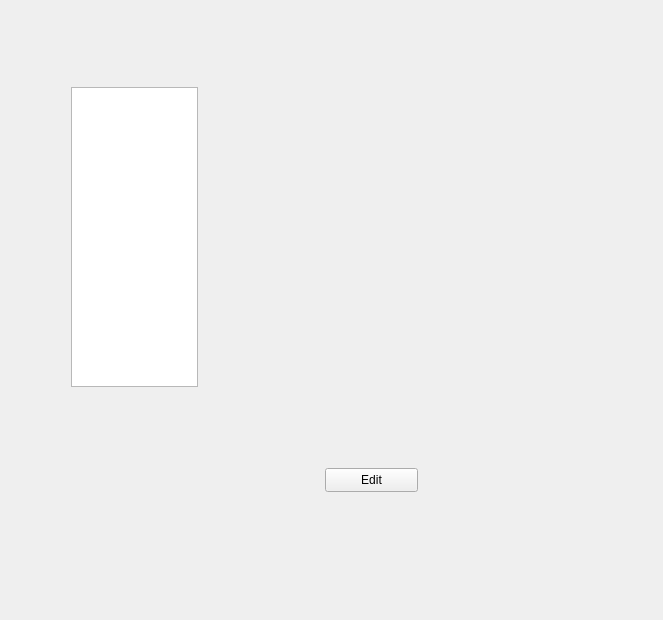
fontmatrix/fontmatrix, file src/samplewidget.ui: the form before one commit.
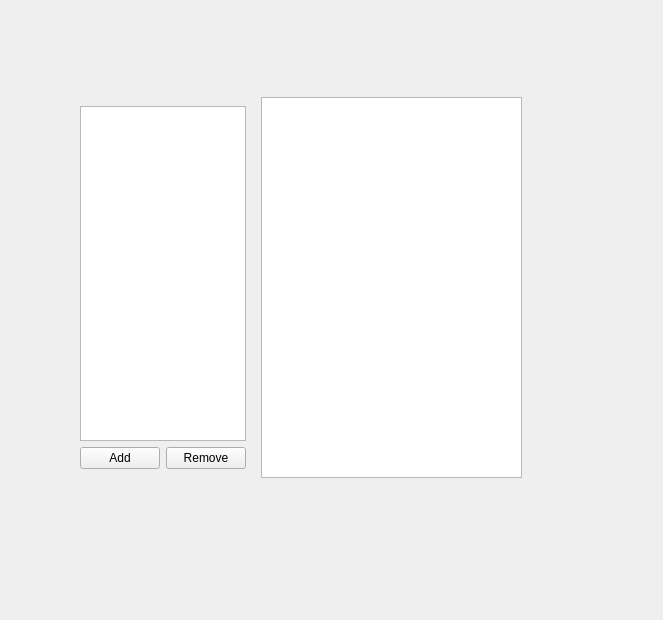
The form after the commit. The open tabs and pages were chosen to show the change. Custom widgets are drawn as their Qt base class.

Commit message: Added - "On-Page" sample selection widget

The edit to the form file:
```diff
--- a/src/samplewidget.ui
+++ b/src/samplewidget.ui
@@ -234,73 +234,68 @@
       </widget>
      </widget>
      <widget class="QWidget" name="pageSamples">
-      <widget class="QWidget" name="layoutWidget_2">
-       <property name="geometry">
-        <rect>
-         <x>220</x>
-         <y>450</y>
-         <width>187</width>
-         <height>26</height>
-        </rect>
-       </property>
-       <layout class="QHBoxLayout" name="horizontalLayout_2">
-        <item>
-         <spacer name="horizontalSpacer_3">
-          <property name="orientation">
-           <enum>Qt::Horizontal</enum>
-          </property>
-          <property name="sizeHint" stdset="0">
-           <size>
-            <width>80</width>
-            <height>20</height>
-           </size>
-          </property>
-         </spacer>
-        </item>
-        <item>
-         <widget class="QPushButton" name="sampleTextButton">
-          <property name="sizePolicy">
-           <sizepolicy hsizetype="Expanding" vsizetype="Fixed">
-            <horstretch>0</horstretch>
-            <verstretch>0</verstretch>
-           </sizepolicy>
-          </property>
-          <property name="maximumSize">
-           <size>
-            <width>1000</width>
-            <height>24</height>
-           </size>
-          </property>
-          <property name="toolTip">
-           <string>Edit sample text</string>
-          </property>
-          <property name="text">
-           <string>Edit</string>
-          </property>
-         </widget>
-        </item>
-       </layout>
-      </widget>
-      <widget class="QTreeWidget" name="sampleTextTree">
+      <widget class="QWidget" name="sampleEditWidget" native="true">
        <property name="geometry">
         <rect>
          <x>60</x>
-         <y>70</y>
-         <width>127</width>
-         <height>300</height>
+         <y>80</y>
+         <width>451</width>
+         <height>381</height>
         </rect>
        </property>
-       <property name="editTriggers">
-        <set>QAbstractItemView::NoEditTriggers</set>
-       </property>
-       <property name="headerHidden">
-        <bool>true</bool>
-       </property>
-       <column>
-        <property name="text">
-         <string>1</string>
-        </property>
-       </column>
+       <layout class="QGridLayout" name="gridLayout_6">
+        <item row="0" column="0">
+         <widget class="QWidget" name="widget" native="true">
+          <property name="sizePolicy">
+           <sizepolicy hsizetype="Expanding" vsizetype="Preferred">
+            <horstretch>1</horstretch>
+            <verstretch>0</verstretch>
+           </sizepolicy>
+          </property>
+          <layout class="QGridLayout" name="gridLayout_3">
+           <item row="0" column="0" colspan="2">
+            <widget class="QTreeWidget" name="sampleTextTree">
+             <property name="editTriggers">
+              <set>QAbstractItemView::NoEditTriggers</set>
+             </property>
+             <property name="headerHidden">
+              <bool>true</bool>
+             </property>
+             <column>
+              <property name="text">
+               <string>1</string>
+              </property>
+             </column>
+            </widget>
+           </item>
+           <item row="1" column="0">
+            <widget class="QPushButton" name="addSampleButton">
+             <property name="text">
+              <string>Add</string>
+             </property>
+            </widget>
+           </item>
+           <item row="1" column="1">
+            <widget class="QPushButton" name="removeSampleButton">
+             <property name="text">
+              <string>Remove</string>
+             </property>
+            </widget>
+           </item>
+          </layout>
+         </widget>
+        </item>
+        <item row="0" column="1">
+         <widget class="QPlainTextEdit" name="sampleEdit">
+          <property name="sizePolicy">
+           <sizepolicy hsizetype="Expanding" vsizetype="Expanding">
+            <horstretch>3</horstretch>
+            <verstretch>0</verstretch>
+           </sizepolicy>
+          </property>
+         </widget>
+        </item>
+       </layout>
       </widget>
      </widget>
     </widget>
```
Left out of the diff: 4 changed lines with no effect on the pictures. The commit also changes 5 other files.
